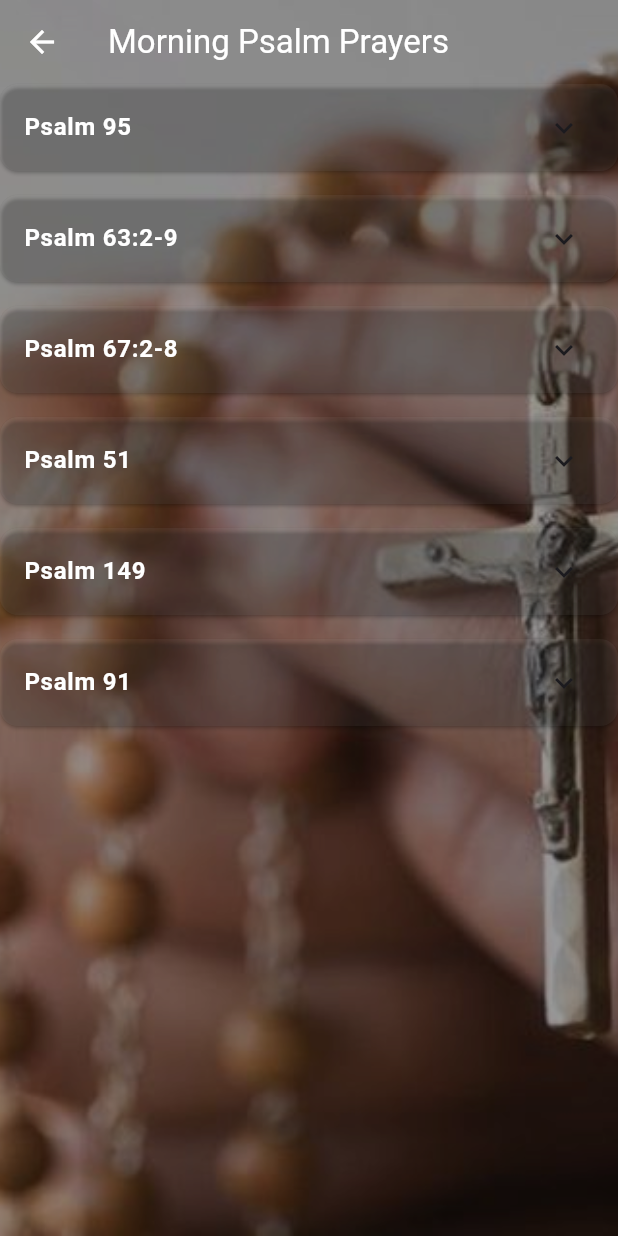
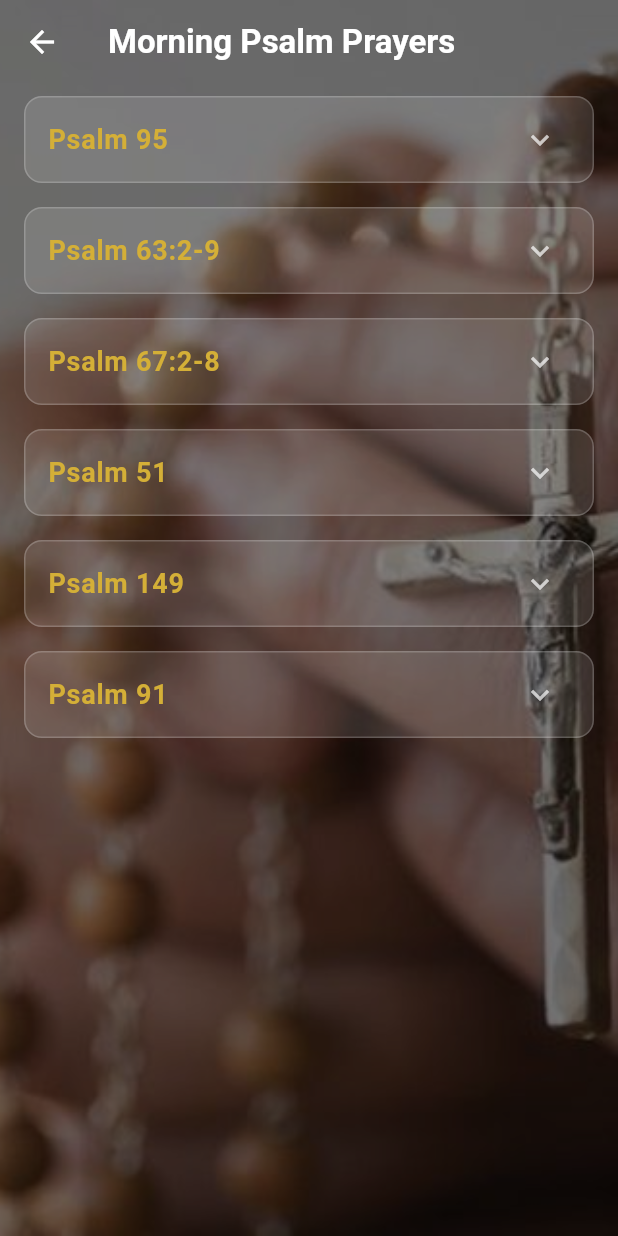
Before and after one commit to Micath73/operation_001, a Flutter app: the MorningPsalmPage screen opened directly, on a phone screen of 412 x 824 dp. Run offline on Flutter 3.47's test engine with Material 3 defaults, Android fonts, the phone set to English and light mode, and no system bars; our stand-ins replace dio, flutter_svg, google_nav_bar, shared_preferences, sqflite; accounts and stored records are empty; project files that could hold a hidden picture were left out.

Commit message:
Refactor prayer screens for dynamic theme handling and fix mystery content typos

```diff
--- a/lib/expansionTile.dart
+++ b/lib/expansionTile.dart
@@ -4,15 +4,12 @@ import 'package:operation_001/PsalmModel.dart';
 class MorningPsalmPage extends StatefulWidget {
   const MorningPsalmPage({super.key});
 
-
   @override
   State<MorningPsalmPage> createState() => _MorningPsalmPageState();
 }
 
 class _MorningPsalmPageState extends State<MorningPsalmPage> {
-
-  final List<PsalmModel> morningPsalms=[
-
+  final List<PsalmModel> morningPsalms = [
     PsalmModel(
       title: 'Psalm 95',
       fullText: """1 Come, let us ring out our joy to the LORD;
@@ -54,8 +51,8 @@ class _MorningPsalmPageState extends State<MorningPsalmPage> {
     8 በምድረ በዳ እንደ ተፈታተኑት እንዳስቈጡት ጊዜ፥ ዛሬ ድምፁን ብትሰሙ ልባችሁን አታጽኑ።
     9 የተፈታተኑኝ አባቶቻችሁ ፈተኑኝ ሥራዬንም አዩ።
     10 ያችን ትውልድ አርባ ዓመት ተቈጥቻት ነበር። ሁልጊዜ ልባቸው ይስታል፥ እነርሱም መንገዴን አላወቁም አልሁ።
-    11 ወደ ዕረፍቴም እንዳይገቡ በቁጣዬ ማልሁ።"""),
-
+    11 ወደ ዕረፍቴም እንዳይገቡ በቁጣዬ ማልሁ።""",
+    ),
     PsalmModel(
       title: 'Psalm 63:2-9',
       fullText: """2 O God, you are my God; at dawn I seek you;
@@ -86,8 +83,8 @@ class _MorningPsalmPageState extends State<MorningPsalmPage> {
     6 በመኝታዬም አስብሃለሁ፥ በማለዳም እናገርልሃለሁ፤
     7 ረዳቴ ሆነኸኛልና፥ በክንፎችህም ጥላ ደስ ይለኛልና።
     8 ነፍሴ በኋላህ ተከታተለች፥ እኔንም ቀኝህ ተቀበለችኝ።
-    9 እነርሱ ግን ነፍሴን ለከንቱ ፈለጓት፤ ወደ ምድር ጥልቅ ይገባሉ።"""),
-
+    9 እነርሱ ግን ነፍሴን ለከንቱ ፈለጓት፤ ወደ ምድር ጥልቅ ይገባሉ።""",
+    ),
     PsalmModel(
       title: 'Psalm 67:2-8',
       fullText: """2 May God be gracious and bless us
@@ -116,8 +113,8 @@ class _MorningPsalmPageState extends State<MorningPsalmPage> {
     4 ለአሕዛብ በቅን ትፈርድላቸዋለህና፥ አሕዛብንም በምድር ላይ ትመራለህና አሕዛብ ደስ ይበላቸው ሐሤትም ያድርጉ።
     5 አቤቱ፥ አሕዛብ ያመስግኑህ፥ አሕዛብ ሁሉ ያመስግኑህ።
     6 ምድር ፍሬዋን ሰጠች፤ እግዚአብሔር አምላካችንም ይባርከናል።
-    7 እግዚአብሔር ይባርከናል፥ የምድርም ዳርቻ ሁሉ ይፈሩታል።"""),
-
+    7 እግዚአብሔር ይባርከናል፥ የምድርም ዳርቻ ሁሉ ይፈሩታል።""",
+    ),
     PsalmModel(
       title: 'Psalm 51',
       fullText: """3 Have mercy on me, O God,
@@ -192,8 +189,8 @@ class _MorningPsalmPageState extends State<MorningPsalmPage> {
     16 መሥዋዕትን ብትወድድስ በሰጠሁህ ነበር፤ የሚቃጠለውም መሥዋዕት ደስ አያሰኝህም።
     17 የእግዚአብሔር መሥዋዕት የተሰበረ መንፈስ ነው፥ የተሰበርውንና የተዋረደውን ልብ እግዚአብሔር አይንቅም።
     18 አቤቱ፥ በውዴታህ ጽዮንን አሰማምራት፤ የኢየሩሳሌምንም ቅጽሮች ሥራ።
-        19 የጽድቁን መሥዋዕት መባውንም የሚቃጠለውንም መሥዋዕት በወደድህ ጊዜ፥ ያን ጊዜ በመሠዊያህ ላይ ፍሪዳዎችን ይሠዋሉ።"""),
-
+        19 የጽድቁን መሥዋዕት መባውንም የሚቃጠለውንም መሥዋዕት በወደድህ ጊዜ፥ ያን ጊዜ በመሠዊያህ ላይ ፍሪዳዎችን ይሠዋሉ።""",
+    ),
     PsalmModel(
       title: 'Psalm 149',
       fullText: """1 Alleluia!
@@ -229,8 +226,8 @@ class _MorningPsalmPageState extends State<MorningPsalmPage> {
     6 የእግዚአብሔር ምስጋና በጕሮሮአቸው ነው፤ ሁለት አፍ ያለውም ሰይፍ በእጃቸው ነው፥
     7 በአሕዛብ ላይ በቀልን በሰዎችም መካከል ቅጣትን ያደርጉ ዘንድ፤
     8 ንጉሦቻቸውን በሰንሰለት፥ አለቆቻቸውንም በእግር ብረት ያስሩ ዘንድ፤
-    9 የተጻፈውን ፍርድ ያደርጉባቸው ዘንድ። ለቅዱሳን ሁሉ ይህች ክብር ናት። ሃሌ ሉያ።"""),
-
+    9 የተጻፈውን ፍርድ ያደርጉባቸው ዘንድ። ለቅዱሳን ሁሉ ይህች ክብር ናት። ሃሌ ሉያ።""",
+    ),
     PsalmModel(
       title: 'Psalm 91',
       fullText: """1 He who dwells in the shelter of the Most High,
@@ -286,67 +283,104 @@ class _MorningPsalmPageState extends State<MorningPsalmPage> {
   7 በአጠገብህ ሺህ በቀኝህም አሥር ሺህ ይወድቃሉ፤ ወደ አንተ ግን አይቀርብም።
   8 በዓይኖችህ ብቻ ትመለከታለህ፥ የኃጥኣንንም ብድራት ታያለህ።
   9 አቤቱ፥ አንተ ተስፋዬ ነህና፤ ልዑልን መጠጊያህ አደረግህ።
-  10 ክፉ ነገር ወደ አንተ አይቀርብም፥ መቅሠፍትም ወደ ቤትህ አይገባም።
+  10 ክፉ ነገር ወደ አንተ አይቀርብም፥ መቅሠፍትም ወደ ቤትህ እንዳይገባ።
   11 በመንገድህ ሁሉ ይጠብቁህ ዘንድ መላእክቱን ስለ አንተ ያዝዛቸዋልና፤
   12 እግርህም በድንጋይ እንዳትሰናከል በእጆቻቸው ያነሡሃል።
   13 በተኵላና በእባብ ላይ ትጫማለህ፤ አንበሳውንና ዘንዶውን ትረግጣለህ።
   14 በእኔ ተማምኖአልና አስጥለዋለሁ፤ ስሜንም አውቆአልና እጋርደዋለሁ።
   15 ይጠራኛል እመልስለትማለሁ፥ በመከራውም ጊዜ ከእርሱ ጋራ እሆናለሁ፤ አድነዋለሁ አከብረውማለሁ።
-  16 ረጅምን ዕድሜ አጠግበዋለሁ፥ ማዳኔንም አሳየዋለሁ።"""),
+  16 ረጅምን ዕድሜ አጠግበዋለሁ፥ ማዳኔንም አሳየዋለሁ።""",
+    ),
+  ];
 
-  ];
   @override
   Widget build(BuildContext context) {
+    final theme = Theme.of(context);
+
     return Scaffold(
       extendBodyBehindAppBar: true,
-      backgroundColor: Colors.black,
+      backgroundColor: theme.colorScheme.surface,
       appBar: AppBar(
-          title: Text('Morning Psalm Prayers',style: TextStyle(color: Colors.white)),
+        title: const Text(
+          'Morning Psalm Prayers',
+          style: TextStyle(color: Colors.white, fontWeight: FontWeight.bold),
+        ),
         backgroundColor: Colors.transparent,
+        elevation: 0,
         leading: IconButton(
-              onPressed: (){
+          onPressed: () {
             Navigator.pop(context);
-              }, icon: Icon(Icons.arrow_back),color: Colors.white)
+          },
+          icon: const Icon(Icons.arrow_back, color: Colors.white),
+        ),
       ),
       body: Stack(
         children: [
-
           Positioned.fill(
-                child: Image.asset('assets/morning rosary.jpg',fit: BoxFit.cover)),
-            Positioned.fill(child: Container(
-              color: Colors.black.withOpacity(0.4),
-            )),
+            child: Image.asset(
+              'assets/morning rosary.jpg',
+              fit: BoxFit.cover,
+            ),
+          ),
+          Positioned.fill(
+            child: Container(
+              color: Colors.black.withOpacity(0.55),
+            ),
+          ),
           SafeArea(
             child: ListView(
-              physics: BouncingScrollPhysics(),
+              physics: const BouncingScrollPhysics(),
+              padding: const EdgeInsets.symmetric(horizontal: 16, vertical: 8),
               children: [
-
-                ...morningPsalms.map((prayer){
-
+                ...morningPsalms.map((prayer) {
                   return Card(
-                  color: Colors.white.withOpacity(0.05),
-                  margin: EdgeInsets.only(bottom: 16),
-                  child: ExpansionTile(title: Text(prayer.title,style: const TextStyle(color: Colors.white, fontWeight: FontWeight.bold)),
+                    color: Colors.white.withOpacity(0.12),
+                    elevation: 0,
+                    shape: RoundedRectangleBorder(
+                      borderRadius: BorderRadius.circular(12),
+                      side: BorderSide(
+                        color: Colors.white.withOpacity(0.2),
+                        width: 1,
+                      ),
+                    ),
+                    margin: const EdgeInsets.only(bottom: 16),
+                    child: Theme(
+                      data: theme.copyWith(
+                        dividerColor: Colors.transparent,
+                      ),
+                      child: ExpansionTile(
+                        iconColor: theme.colorScheme.secondary,
+                        collapsedIconColor: Colors.white70,
+                        title: Text(
+                          prayer.title,
+                          style: TextStyle(
+                            color: theme.colorScheme.secondary,
+                            fontWeight: FontWeight.bold,
+                            fontSize: 18,
+                          ),
+                        ),
                         children: [
                           Padding(
                             padding: const EdgeInsets.all(16.0),
                             child: Text(
-                        prayer.fullText, // Injects your massive multi-line verse string
-                        style: const TextStyle(
-                          color: Colors.white,
+                              prayer.fullText,
+                              style: TextStyle(
+                                color: Colors.white.withOpacity(0.95),
                                 fontSize: 16,
                                 height: 1.6,
                               ),
                             ),
                           ),
-                ]));
-                }).toList(),
-
                         ],
                       ),
-          )]
-        )
+                    ),
                   );
-
+                }).toList(),
+              ],
+            ),
+          ),
+        ],
+      ),
+    );
   }
 }
```
Also changed, not shown: lib/Divine_Mercy_Chaplet.dart (+26 -17 lines), lib/dashboard_section.dart (+47 -24 lines), lib/glorious.dart (+17 -8 lines), lib/gloriousMystery.dart (+8 -29 lines). Lines whose indentation alone changed are shown as unchanged.
